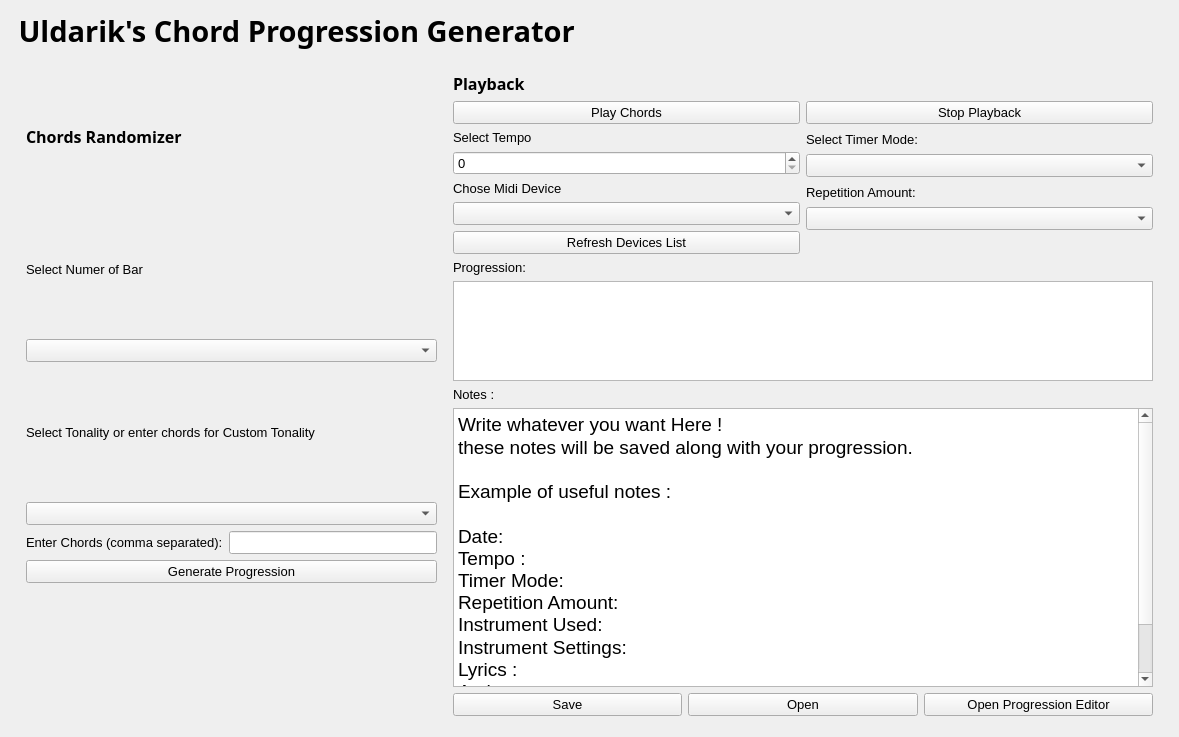
The window that chord_generator.ui (radio0but/ChordsRandomizerApp) describes before a commit, drawn with Qt 5.
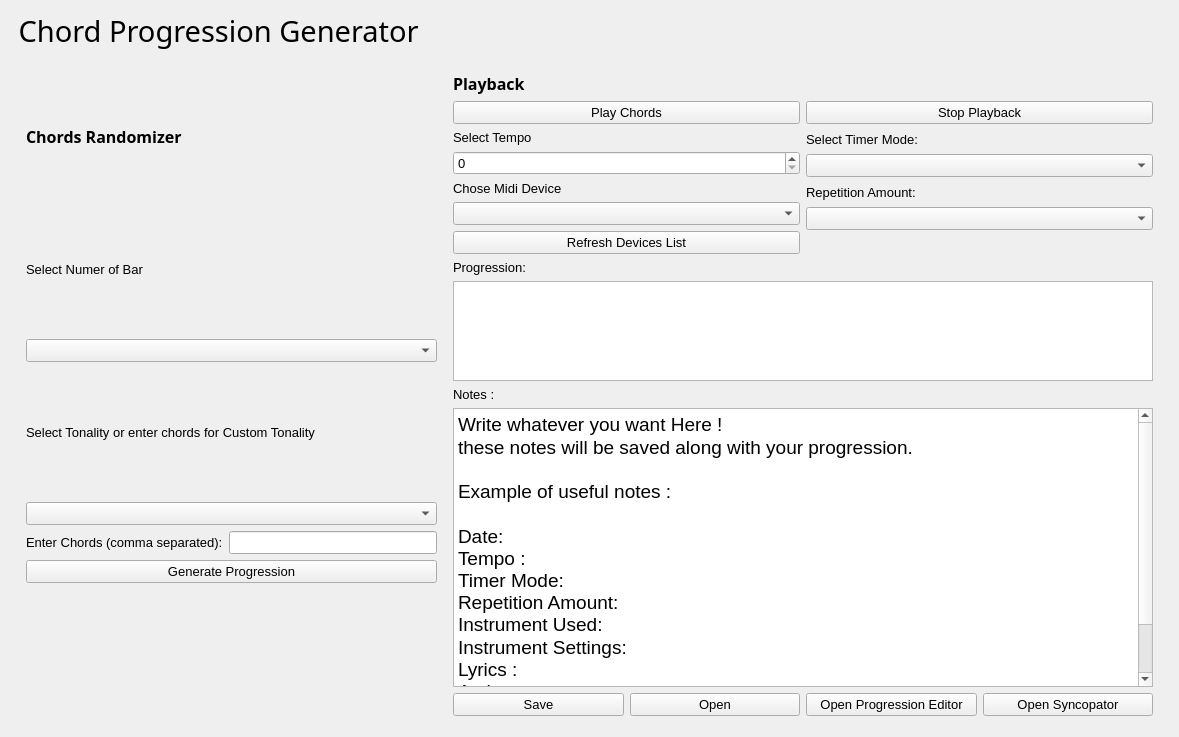
The same window after the commit. Icons and pictures are not drawn.

The edit to the form file:
```diff
--- a/chord_generator.ui
+++ b/chord_generator.ui
@@ -25,14 +25,14 @@
     <widget class="QLabel" name="label_4">
      <property name="font">
       <font>
-       <family>Noto Sans Black</family>
+       <family>Petaluma Script</family>
        <pointsize>22</pointsize>
-       <weight>75</weight>
-       <bold>true</bold>
+       <weight>50</weight>
+       <bold>false</bold>
       </font>
      </property>
      <property name="text">
-      <string> Uldarik's Chord Progression Generator</string>
+      <string> Chord Progression Generator</string>
      </property>
     </widget>
    </item>
@@ -341,6 +341,13 @@
            </property>
           </widget>
          </item>
+         <item>
+          <widget class="QPushButton" name="openSyncopatorBtn">
+           <property name="text">
+            <string>Open Syncopator</string>
+           </property>
+          </widget>
+         </item>
         </layout>
        </item>
       </layout>
```
